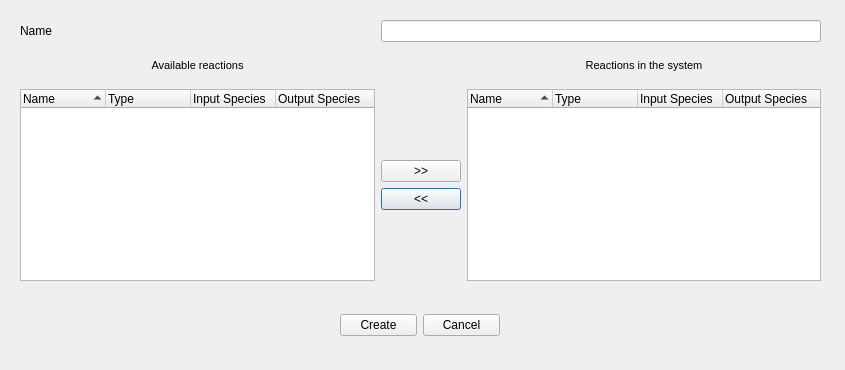
Above: systemdialog.ui from Dadomba/IGEM before the change. Below: the same form after it.
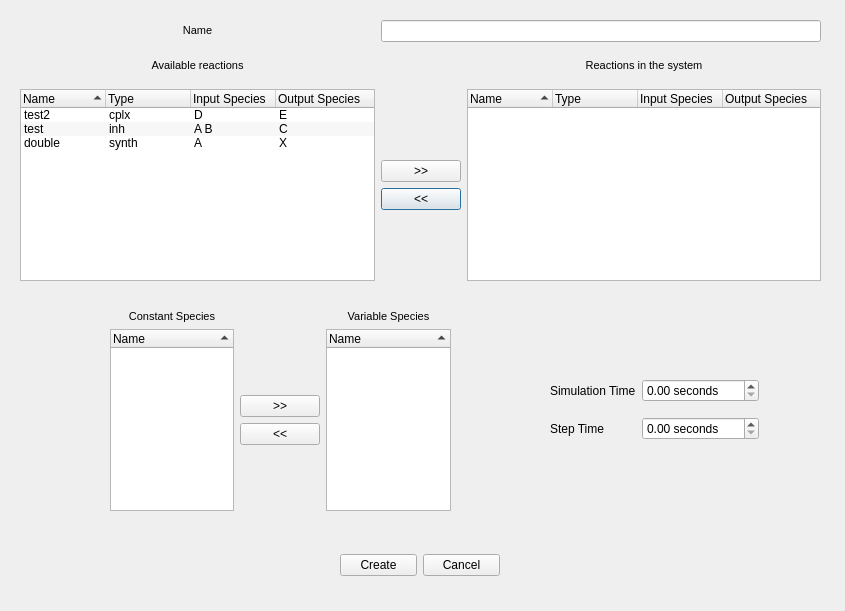
That is the form after the change. Icons and pictures are not drawn.

Patch:
```diff
--- a/systemdialog.ui
+++ b/systemdialog.ui
@@ -7,7 +7,7 @@
     <x>0</x>
     <y>0</y>
     <width>845</width>
-    <height>370</height>
+    <height>611</height>
    </rect>
   </property>
   <property name="windowTitle">
@@ -30,7 +30,11 @@
     <item row="0" column="0">
      <widget class="QLabel" name="label_3">
       <property name="text">
-       <string>Name</string>
+       <string>&lt;!DOCTYPE HTML PUBLIC &quot;-//W3C//DTD HTML 4.0//EN&quot; &quot;http://www.w3.org/TR/REC-html40/strict.dtd&quot;&gt;
+&lt;html&gt;&lt;head&gt;&lt;meta name=&quot;qrichtext&quot; content=&quot;1&quot; /&gt;&lt;style type=&quot;text/css&quot;&gt;
+p, li { white-space: pre-wrap; }
+&lt;/style&gt;&lt;/head&gt;&lt;body style=&quot; font-family:'MS Shell Dlg 2'; font-size:8.25pt; font-weight:400; font-style:normal;&quot;&gt;
+&lt;p align=&quot;center&quot; style=&quot; margin-top:0px; margin-bottom:0px; margin-left:0px; margin-right:0px; -qt-block-indent:0; text-indent:0px;&quot;&gt;&lt;span style=&quot; font-size:8pt;&quot;&gt;Name&lt;/span&gt;&lt;/p&gt;&lt;/body&gt;&lt;/html&gt;</string>
       </property>
      </widget>
     </item>
@@ -126,6 +130,48 @@
         <string>Output Species</string>
        </property>
       </column>
+      <item>
+       <property name="text">
+        <string>test2</string>
+       </property>
+       <property name="text">
+        <string>cplx</string>
+       </property>
+       <property name="text">
+        <string>D</string>
+       </property>
+       <property name="text">
+        <string>E</string>
+       </property>
+      </item>
+      <item>
+       <property name="text">
+        <string>test</string>
+       </property>
+       <property name="text">
+        <string>inh</string>
+       </property>
+       <property name="text">
+        <string>A B</string>
+       </property>
+       <property name="text">
+        <string>C</string>
+       </property>
+      </item>
+      <item>
+       <property name="text">
+        <string>double</string>
+       </property>
+       <property name="text">
+        <string>synth</string>
+       </property>
+       <property name="text">
+        <string>A</string>
+       </property>
+       <property name="text">
+        <string>X</string>
+       </property>
+      </item>
      </widget>
     </item>
     <item row="2" column="2" rowspan="4">
@@ -217,7 +263,7 @@
    <property name="geometry">
     <rect>
      <x>340</x>
-     <y>300</y>
+     <y>540</y>
      <width>160</width>
      <height>51</height>
     </rect>
@@ -239,6 +285,222 @@
     </item>
    </layout>
   </widget>
+  <widget class="QWidget" name="gridLayoutWidget_2">
+   <property name="geometry">
+    <rect>
+     <x>110</x>
+     <y>310</y>
+     <width>341</width>
+     <height>201</height>
+    </rect>
+   </property>
+   <layout class="QGridLayout" name="speciesToVar">
+    <item row="1" column="0" rowspan="4">
+     <widget class="QTreeWidget" name="list_constant_species">
+      <property name="horizontalScrollBarPolicy">
+       <enum>Qt::ScrollBarAlwaysOff</enum>
+      </property>
+      <property name="autoScroll">
+       <bool>false</bool>
+      </property>
+      <property name="alternatingRowColors">
+       <bool>true</bool>
+      </property>
+      <property name="horizontalScrollMode">
+       <enum>QAbstractItemView::ScrollPerItem</enum>
+      </property>
+      <property name="rootIsDecorated">
+       <bool>false</bool>
+      </property>
+      <property name="itemsExpandable">
+       <bool>false</bool>
+      </property>
+      <property name="sortingEnabled">
+       <bool>true</bool>
+      </property>
+      <property name="allColumnsShowFocus">
+       <bool>false</bool>
+      </property>
+      <property name="headerHidden">
+       <bool>false</bool>
+      </property>
+      <property name="expandsOnDoubleClick">
+       <bool>false</bool>
+      </property>
+      <attribute name="headerVisible">
+       <bool>true</bool>
+      </attribute>
+      <attribute name="headerCascadingSectionResizes">
+       <bool>false</bool>
+      </attribute>
+      <attribute name="headerDefaultSectionSize">
+       <number>85</number>
+      </attribute>
+      <attribute name="headerHighlightSections">
+       <bool>false</bool>
+      </attribute>
+      <attribute name="headerMinimumSectionSize">
+       <number>25</number>
+      </attribute>
+      <column>
+       <property name="text">
+        <string>Name</string>
+       </property>
+      </column>
+     </widget>
+    </item>
+    <item row="3" column="1">
+     <widget class="QPushButton" name="button_remove_specie">
+      <property name="text">
+       <string>&lt;&lt;</string>
+      </property>
+     </widget>
+    </item>
+    <item row="2" column="1">
+     <widget class="QPushButton" name="button_add_specie">
+      <property name="text">
+       <string>&gt;&gt;</string>
+      </property>
+     </widget>
+    </item>
+    <item row="0" column="0">
+     <widget class="QLabel" name="label_5">
+      <property name="text">
+       <string>&lt;!DOCTYPE HTML PUBLIC &quot;-//W3C//DTD HTML 4.0//EN&quot; &quot;http://www.w3.org/TR/REC-html40/strict.dtd&quot;&gt;
+&lt;html&gt;&lt;head&gt;&lt;meta name=&quot;qrichtext&quot; content=&quot;1&quot; /&gt;&lt;style type=&quot;text/css&quot;&gt;
+p, li { white-space: pre-wrap; }
+&lt;/style&gt;&lt;/head&gt;&lt;body style=&quot; font-family:'MS Shell Dlg 2'; font-size:8.25pt; font-weight:400; font-style:normal;&quot;&gt;
+&lt;p align=&quot;center&quot; style=&quot; margin-top:0px; margin-bottom:0px; margin-left:0px; margin-right:0px; -qt-block-indent:0; text-indent:0px;&quot;&gt;&lt;span style=&quot; font-size:8pt;&quot;&gt;Constant Species&lt;/span&gt;&lt;/p&gt;&lt;/body&gt;&lt;/html&gt;</string>
+      </property>
+     </widget>
+    </item>
+    <item row="0" column="2">
+     <widget class="QLabel" name="label_6">
+      <property name="text">
+       <string>&lt;!DOCTYPE HTML PUBLIC &quot;-//W3C//DTD HTML 4.0//EN&quot; &quot;http://www.w3.org/TR/REC-html40/strict.dtd&quot;&gt;
+&lt;html&gt;&lt;head&gt;&lt;meta name=&quot;qrichtext&quot; content=&quot;1&quot; /&gt;&lt;style type=&quot;text/css&quot;&gt;
+p, li { white-space: pre-wrap; }
+&lt;/style&gt;&lt;/head&gt;&lt;body style=&quot; font-family:'MS Shell Dlg 2'; font-size:8.25pt; font-weight:400; font-style:normal;&quot;&gt;
+&lt;p align=&quot;center&quot; style=&quot; margin-top:0px; margin-bottom:0px; margin-left:0px; margin-right:0px; -qt-block-indent:0; text-indent:0px;&quot;&gt;&lt;span style=&quot; font-size:8pt;&quot;&gt;Variable Species&lt;/span&gt;&lt;/p&gt;&lt;/body&gt;&lt;/html&gt;</string>
+      </property>
+     </widget>
+    </item>
+    <item row="1" column="2" rowspan="4">
+     <widget class="QTreeWidget" name="list_variable_species">
+      <property name="horizontalScrollBarPolicy">
+       <enum>Qt::ScrollBarAlwaysOff</enum>
+      </property>
+      <property name="autoScroll">
+       <bool>false</bool>
+      </property>
+      <property name="alternatingRowColors">
+       <bool>true</bool>
+      </property>
+      <property name="horizontalScrollMode">
+       <enum>QAbstractItemView::ScrollPerItem</enum>
+      </property>
+      <property name="rootIsDecorated">
+       <bool>false</bool>
+      </property>
+      <property name="itemsExpandable">
+       <bool>false</bool>
+      </property>
+      <property name="sortingEnabled">
+       <bool>true</bool>
+      </property>
+      <property name="allColumnsShowFocus">
+       <bool>false</bool>
+      </property>
+      <property name="headerHidden">
+       <bool>false</bool>
+      </property>
+      <property name="expandsOnDoubleClick">
+       <bool>false</bool>
+      </property>
+      <attribute name="headerVisible">
+       <bool>true</bool>
+      </attribute>
+      <attribute name="headerCascadingSectionResizes">
+       <bool>false</bool>
+      </attribute>
+      <attribute name="headerDefaultSectionSize">
+       <number>85</number>
+      </attribute>
+      <attribute name="headerHighlightSections">
+       <bool>false</bool>
+      </attribute>
+      <attribute name="headerMinimumSectionSize">
+       <number>25</number>
+      </attribute>
+      <column>
+       <property name="text">
+        <string>Name</string>
+       </property>
+      </column>
+     </widget>
+    </item>
+   </layout>
+  </widget>
+  <widget class="QWidget" name="gridLayoutWidget_3">
+   <property name="geometry">
+    <rect>
+     <x>550</x>
+     <y>370</y>
+     <width>209</width>
+     <height>80</height>
+    </rect>
+   </property>
+   <layout class="QGridLayout" name="gridLayout_2">
+    <item row="1" column="1">
+     <widget class="QDoubleSpinBox" name="stepSimBox">
+      <property name="suffix">
+       <string> seconds</string>
+      </property>
+      <property name="maximum">
+       <double>10000.000000000000000</double>
+      </property>
+      <property name="singleStep">
+       <double>0.100000000000000</double>
+      </property>
+     </widget>
+    </item>
+    <item row="0" column="0">
+     <widget class="QLabel" name="label_2">
+      <property name="text">
+       <string>Simulation Time</string>
+      </property>
+     </widget>
+    </item>
+    <item row="1" column="0">
+     <widget class="QLabel" name="label_7">
+      <property name="text">
+       <string>Step Time</string>
+      </property>
+     </widget>
+    </item>
+    <item row="0" column="1">
+     <widget class="QDoubleSpinBox" name="endSimBox">
+      <property name="suffix">
+       <string> seconds</string>
+      </property>
+      <property name="decimals">
+       <number>2</number>
+      </property>
+      <property name="maximum">
+       <double>10000.000000000000000</double>
+      </property>
+      <property name="singleStep">
+       <double>0.100000000000000</double>
+      </property>
+     </widget>
+    </item>
+   </layout>
+  </widget>
+  <zorder>gridLayoutWidget</zorder>
+  <zorder>horizontalLayoutWidget</zorder>
+  <zorder>gridLayoutWidget_2</zorder>
+  <zorder>gridLayoutWidget_3</zorder>
+  <zorder>endSimBox</zorder>
  </widget>
  <resources/>
  <connections/>
```
